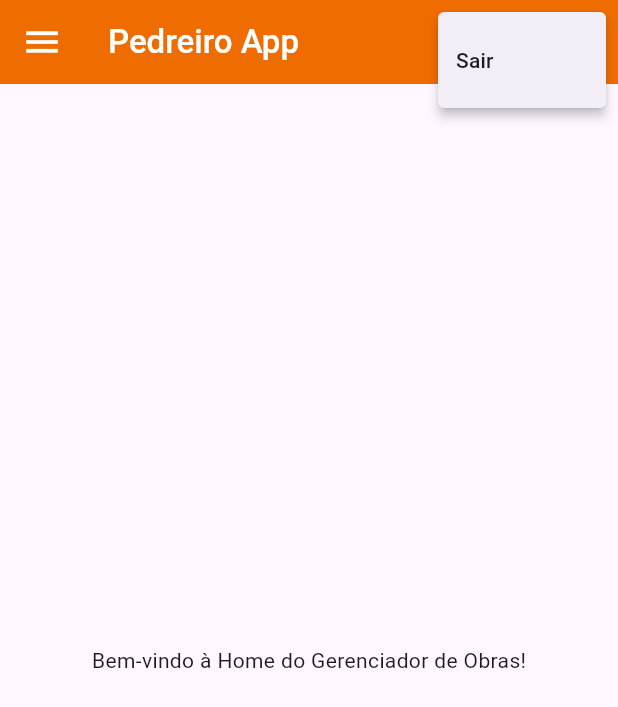
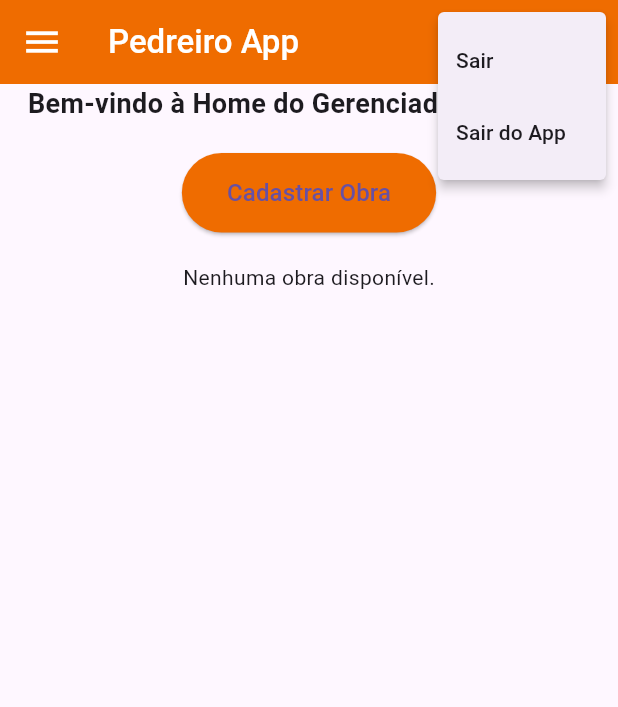
Before and after one commit to InacioAntonio/Bricklayer-App, a Flutter app: the MyHomePage screen opened directly, after a tap on the "more vert" icon, on a phone screen of 412 x 824 dp. Shown: the top 707 px of the screen. Run offline on Flutter 3.47's test engine with Material 3 defaults, Android fonts, the phone set to English and light mode, and no system bars; our stand-ins replace cloud_firestore, firebase_auth, firebase_core, shared_preferences; accounts and stored records are empty.

Commit message:
Listando obras na homepage e as cadastrando no firebase junto com os insumos

```diff
--- a/lib/core/configure_providers.dart
+++ b/lib/core/configure_providers.dart
@@ -1,4 +1,6 @@
+import 'package:bricklayer_app/domain/Tarefas.dart';
 import 'package:bricklayer_app/services/obra_service.dart';
+import 'package:bricklayer_app/services/task_service.dart';
 import 'package:provider/provider.dart';
 import 'package:provider/single_child_widget.dart';
 import 'package:bricklayer_app/services/auth_service.dart';
@@ -9,11 +11,13 @@ class ConfigureProviders {
   static Future<ConfigureProviders> createDependencyTree() async {
     final realtimeService = RealtimeService();
     final authService = AuthService();
+    final tarefaService = TaskManagerService();
     //final notification_service = NotificationService(topic: "alerta");
 
     return ConfigureProviders(providers: [
       Provider<RealtimeService>.value(value: realtimeService),
       Provider<AuthService>.value(value: authService),
+      Provider<TaskManagerService>.value(value: tarefaService),
       //Provider<NotificationService>.value(value: notification_service),
     ]);
   }
--- a/lib/services/task_service.dart
+++ b/lib/services/task_service.dart
@@ -3,7 +3,7 @@ import 'dart:convert';
 import 'package:bricklayer_app/domain/Tarefas.dart';
 import 'package:shared_preferences/shared_preferences.dart';
 
-class TaskManager {
+class TaskManagerService {
   static const String _taskListKey = 'taskListKey';
 
   // Adicionar uma nova tarefa
--- a/lib/ui/pages/home_page.dart
+++ b/lib/ui/pages/home_page.dart
@@ -1,15 +1,101 @@
+import 'package:bricklayer_app/services/obra_service.dart';
+import 'package:bricklayer_app/ui/pages/cadastroObras_page.dart';
+import 'package:bricklayer_app/ui/pages/detalhes_da_obra_page.dart';
 import 'package:bricklayer_app/ui/widgets/custom_appbar.dart';
 import 'package:flutter/material.dart';
+import 'package:bricklayer_app/domain/Obras.dart';
+import 'package:provider/provider.dart';
 
-class MyHomePage extends StatelessWidget {
+class MyHomePage extends StatefulWidget {
   const MyHomePage({super.key});
 
   @override
+  State<MyHomePage> createState() => _MyHomePageState();
+}
+
+class _MyHomePageState extends State<MyHomePage> {
+  late Future<List<Obras>> _obrasFuture;
+  @override
+  void initState() {
+    super.initState();
+    _obrasFuture =
+        Provider.of<RealtimeService>(context, listen: false).listarObras();
+  }
+
   Widget build(BuildContext context) {
     return Scaffold(
       appBar: CustomAppBar(),
       body: Center(
-        child: Text('Bem-vindo à Home do Gerenciador de Obras!'),
+        child: Column(
+          mainAxisAlignment: MainAxisAlignment.center,
+          children: [
+            Text(
+              'Bem-vindo à Home do Gerenciador de Obras!',
+              style: TextStyle(fontSize: 18, fontWeight: FontWeight.bold),
+              textAlign: TextAlign.center,
+            ),
+            SizedBox(height: 20),
+            ElevatedButton(
+              onPressed: () {
+                Navigator.push(
+                  context,
+                  MaterialPageRoute(
+                    builder: (context) => CadastroObrasScreen(),
+                  ),
+                );
+              },
+              style: ElevatedButton.styleFrom(
+                backgroundColor: Colors.orange[800],
+                padding: EdgeInsets.symmetric(vertical: 15, horizontal: 30),
+              ),
+              child: Text(
+                'Cadastrar Obra',
+                style: TextStyle(fontSize: 16),
+              ),
+            ),
+            SizedBox(height: 20),
+            Expanded(
+              child: FutureBuilder<List<Obras>>(
+                future: _obrasFuture,
+                builder: (context, snapshot) {
+                  if (snapshot.connectionState == ConnectionState.waiting) {
+                    return CircularProgressIndicator();
+                  } else if (snapshot.hasError) {
+                    return Text('Erro: ${snapshot.error}');
+                  } else if (!snapshot.hasData || snapshot.data!.isEmpty) {
+                    return Text('Nenhuma obra disponível.');
+                  } else {
+                    List<Obras> obras = snapshot.data!;
+                    return ListView.builder(
+                      itemCount: obras
+                          .length, // Corrigido para definir o número de itens
+                      itemBuilder: (context, index) {
+                        Obras obra = obras[index];
+                        return Card(
+                          margin:
+                              EdgeInsets.symmetric(vertical: 8, horizontal: 16),
+                          child: ListTile(
+                            title:
+                                Text(obra.nome, style: TextStyle(fontSize: 16)),
+                            subtitle: Text(obra.descricao),
+                            trailing: Icon(Icons.arrow_forward_ios),
+                            onTap: () => Navigator.push(
+                              context,
+                              MaterialPageRoute(
+                                builder: (context) =>
+                                    ObraDetailScreen(obra: obra),
+                              ),
+                            ),
+                          ),
+                        );
+                      },
+                    );
+                  }
+                },
+              ),
+            )
+          ],
+        ),
       ),
     );
   }
--- a/lib/ui/widgets/custom_appbar.dart
+++ b/lib/ui/widgets/custom_appbar.dart
@@ -1,5 +1,9 @@
+import 'package:bricklayer_app/services/auth_service.dart';
+import 'package:bricklayer_app/ui/pages/home_page.dart';
+import 'package:bricklayer_app/ui/pages/login_page.dart';
 import 'package:flutter/material.dart';
 import 'package:flutter/services.dart';
+import 'package:provider/provider.dart';
 
 class CustomAppBar extends StatelessWidget implements PreferredSizeWidget {
   @override
@@ -9,6 +13,7 @@ class CustomAppBar extends StatelessWidget implements PreferredSizeWidget {
 
   @override
   Widget build(BuildContext context) {
+    final authService = Provider.of<AuthService>(context, listen: false);
     return AppBar(
       backgroundColor: Colors.orange[800],
       title: Text(
@@ -31,7 +36,12 @@ class CustomAppBar extends StatelessWidget implements PreferredSizeWidget {
         PopupMenuButton<String>(
           onSelected: (value) {
             if (value == 'sair') {
-              SystemNavigator.pop(); // Fecha o app
+              authService.signOut();
+              // Navega de volta para a tela de login
+              Navigator.of(context).pushReplacement(
+                  MaterialPageRoute(builder: (context) => LoginPage()));
+            } else if (value == 'sair_do_app') {
+              SystemNavigator.pop();
             }
           },
           icon: Icon(Icons.more_vert, color: Colors.white),
@@ -41,6 +51,10 @@ class CustomAppBar extends StatelessWidget implements PreferredSizeWidget {
                 value: 'sair',
                 child: Text('Sair'),
               ),
+              PopupMenuItem<String>(
+                value: 'sair_do_app',
+                child: Text('Sair do App'),
+              ),
             ];
           },
         ),
```
Also changed, not shown: lib/services/obra_service.dart (+22 -0 lines), lib/services/realtime_service.dart (deleted, +0 -58 lines), lib/ui/pages/cadastroObras_page.dart (added, +336 -0 lines), lib/ui/widgets/insumos_modal.dart (added, +80 -0 lines).
